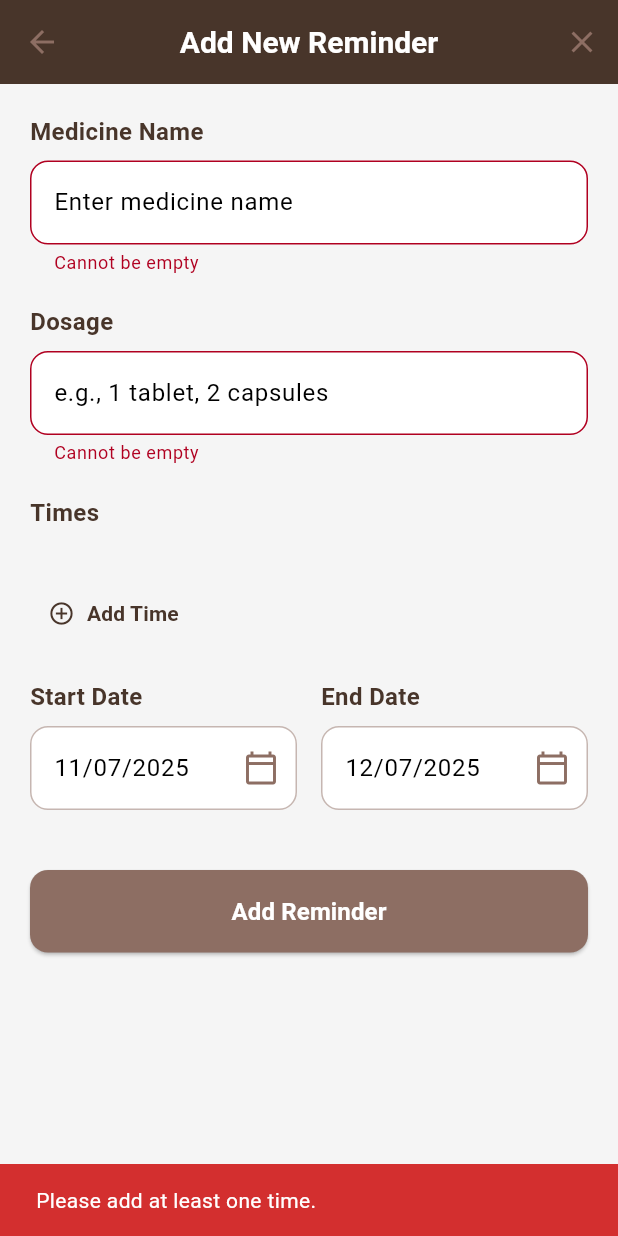
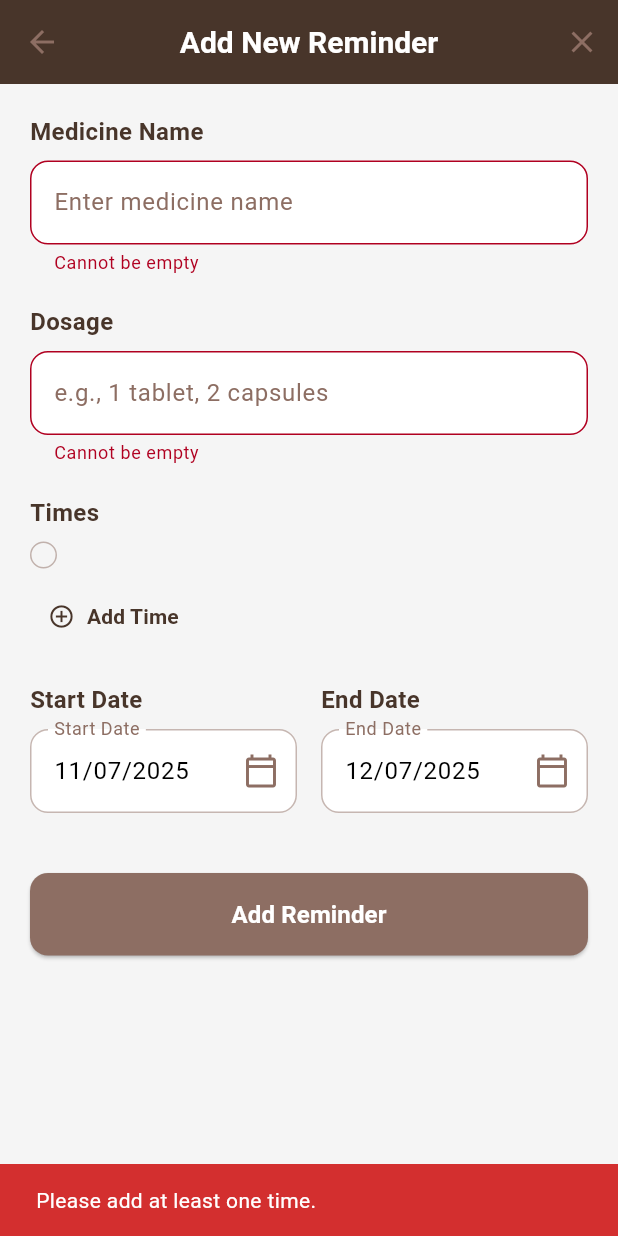
Before and after one commit to yasrab41/elderly_application, a Flutter app: the AddReminderPage screen opened directly, after a tap on "Add Reminder", on a phone screen of 412 x 824 dp. Run offline on Flutter 3.47's test engine with Material 3 defaults, Android fonts, the phone set to English and light mode, and no system bars; our stand-ins replace cloud_firestore, curved_navigation_bar, firebase_auth, firebase_core, flutter_local_notifications, flutter_riverpod and 4 more; accounts and stored records are empty.

Commit message:
Edited button is working perfectly, commiting before resolving Taken medicine problem

```diff
--- a/lib/core/app_theme.dart
+++ b/lib/core/app_theme.dart
@@ -10,7 +10,7 @@ class AppTheme {
     return ThemeData(
       // --- FIX: Explicitly set background colors to white ---
       // This ensures the main screen background (Scaffold) is white
-      scaffoldBackgroundColor: Colors.white,
+      scaffoldBackgroundColor: Color(0xFFF5F5F5),
       // This ensures cards (like your reminder card) and other surfaces are white
       cardColor: Colors.white,
       // This ensures dialogs and modal bottom sheets are white
--- a/lib/features/medicine_reminders/screens/add_reminder_page.dart
+++ b/lib/features/medicine_reminders/screens/add_reminder_page.dart
@@ -2,9 +2,13 @@ import 'package:flutter/material.dart';
 import 'package:flutter_riverpod/flutter_riverpod.dart';
 import 'package:intl/intl.dart';
 import '../services/reminder_state_notifier.dart';
+import '../data/models/medicine_model.dart'; // 1. Import the model
 
 class AddReminderPage extends ConsumerStatefulWidget {
-  const AddReminderPage({super.key});
+  // 2. Add optional reminder field
+  final MedicineReminder? reminderToEdit;
+
+  const AddReminderPage({super.key, this.reminderToEdit});
 
   @override
   ConsumerState<AddReminderPage> createState() => _AddReminderPageState();
@@ -17,14 +21,35 @@ class _AddReminderPageState extends ConsumerState<AddReminderPage> {
 
   DateTime _startDate = DateTime.now();
   DateTime _endDate = DateTime.now().add(const Duration(days: 30));
-  // Stores the times the user picks
-  final List<TimeOfDay> _times = [];
+  List<TimeOfDay> _times = []; // 3. Make this mutable
 
-  // Helper for your brown theme
+  // 4. Check if we are in "Edit Mode"
+  bool get isEditMode => widget.reminderToEdit != null;
+
+  @override
+  void initState() {
+    super.initState();
+    // 5. Pre-fill fields if we are in edit mode
+    if (isEditMode) {
+      final reminder = widget.reminderToEdit!;
+      _nameController.text = reminder.name;
+      _dosageController.text = reminder.dosage;
+      _startDate = reminder.startDate;
+      _endDate = reminder.endDate;
+      // Convert List<String> back to List<TimeOfDay>
+      _times = reminder.times.map((timeStr) {
+        final parts = timeStr.split(':');
+        return TimeOfDay(
+            hour: int.parse(parts[0]), minute: int.parse(parts[1]));
+      }).toList();
+    }
+  }
+
+  // (Helper for input decoration remains the same)
   InputDecoration _inputDecoration(String label) {
     final theme = Theme.of(context);
     return InputDecoration(
-      hintText: label,
+      labelText: label,
       labelStyle: TextStyle(color: theme.colorScheme.secondary),
       filled: true,
       fillColor: Colors.white,
@@ -45,6 +70,7 @@ class _AddReminderPageState extends ConsumerState<AddReminderPage> {
     );
   }
 
+  // (Date/Time selection methods remain the same)
   Future<void> _selectDate(BuildContext context, bool isStartDate) async {
     final DateTime? picked = await showDatePicker(
       context: context,
@@ -56,7 +82,6 @@ class _AddReminderPageState extends ConsumerState<AddReminderPage> {
       setState(() {
         if (isStartDate) {
           _startDate = picked;
-          // Ensure end date is always after start date
           if (_endDate.isBefore(_startDate)) {
             _endDate = _startDate;
           }
@@ -75,13 +100,13 @@ class _AddReminderPageState extends ConsumerState<AddReminderPage> {
     if (picked != null) {
       setState(() {
         _times.add(picked);
-        // Sort times chronologically
         _times.sort(
             (a, b) => (a.hour * 60 + a.minute) - (b.hour * 60 + b.minute));
       });
     }
   }
 
+  // 6. --- SUBMIT METHOD (HEAVILY MODIFIED) ---
   void _submit() {
     if (_formKey.currentState!.validate() && _times.isNotEmpty) {
       // Convert List<TimeOfDay> to List<String> ("HH:mm")
@@ -89,6 +114,20 @@ class _AddReminderPageState extends ConsumerState<AddReminderPage> {
         return '${time.hour.toString().padLeft(2, '0')}:${time.minute.toString().padLeft(2, '0')}';
       }).toList();
 
+      if (isEditMode) {
+        // --- UPDATE LOGIC ---
+        // Create an updated reminder object, keeping the original ID
+        final updatedReminder = widget.reminderToEdit!.copyWith(
+          name: _nameController.text,
+          dosage: _dosageController.text,
+          times: timeStrings,
+          startDate: _startDate,
+          endDate: _endDate,
+        );
+        // Call the new updateReminder method
+        ref.read(remindersProvider.notifier).updateReminder(updatedReminder);
+      } else {
+        // --- ADD LOGIC (Original) ---
         ref.read(remindersProvider.notifier).addReminder(
               name: _nameController.text,
               dosage: _dosageController.text,
@@ -96,9 +135,9 @@ class _AddReminderPageState extends ConsumerState<AddReminderPage> {
               startDate: _startDate,
               endDate: _endDate,
             );
-      Navigator.of(context).pop();
+      }
+      Navigator.of(context).pop(); // Go back after add or update
     } else if (_times.isEmpty) {
-      // Show error if no times are added
       ScaffoldMessenger.of(context).showSnackBar(
         SnackBar(
           content: const Text('Please add at least one time.'),
@@ -118,22 +157,17 @@ class _AddReminderPageState extends ConsumerState<AddReminderPage> {
   @override
   Widget build(BuildContext context) {
     final theme = Theme.of(context);
-    // Use a light background that complements the brown theme
     return Scaffold(
-      backgroundColor: const Color(0xFFF5F5F5),
+      backgroundColor: Theme.of(context).scaffoldBackgroundColor,
       appBar: AppBar(
-        title: const Text(
-          'Add New Reminder',
-          style: TextStyle(color: Colors.white),
-        ),
+        // 7. Update AppBar title
+        title: Text(isEditMode ? 'Edit Reminder' : 'Add New Reminder'),
         backgroundColor: theme.colorScheme.primary,
         elevation: 0,
-        foregroundColor: theme.colorScheme.secondary, // Brown text/icons
+        foregroundColor: theme.colorScheme.secondary,
         actions: [
           IconButton(
-            icon: const Icon(
-              Icons.close,
-            ),
+            icon: const Icon(Icons.close),
             onPressed: () => Navigator.of(context).pop(),
           )
         ],
@@ -145,6 +179,7 @@ class _AddReminderPageState extends ConsumerState<AddReminderPage> {
           child: Column(
             crossAxisAlignment: CrossAxisAlignment.start,
             children: [
+              // (TextFormFields for Name and Dosage remain the same)
               Text('Medicine Name',
                   style: TextStyle(
                       color: theme.colorScheme.primary,
@@ -158,7 +193,6 @@ class _AddReminderPageState extends ConsumerState<AddReminderPage> {
                     (value == null || value.isEmpty) ? 'Cannot be empty' : null,
               ),
               const SizedBox(height: 20),
-
               Text('Dosage',
                   style: TextStyle(
                       color: theme.colorScheme.primary,
@@ -173,21 +207,19 @@ class _AddReminderPageState extends ConsumerState<AddReminderPage> {
               ),
               const SizedBox(height: 20),
 
+              // (Times section remains the same)
               Text('Times',
                   style: TextStyle(
                       color: theme.colorScheme.primary,
                       fontWeight: FontWeight.bold,
                       fontSize: 16)),
               const SizedBox(height: 8),
-
-              // --- List of Times ---
               Container(
                 padding: const EdgeInsets.all(8),
-                // decoration: BoxDecoration(
-                //     color: Colors.white,
-                //     borderRadius: BorderRadius.circular(12),
-                //     border: Border.all(
-                //         color: theme.colorScheme.secondary.withOpacity(0.5))),
+                decoration: BoxDecoration(
+                    borderRadius: BorderRadius.circular(12),
+                    border: Border.all(
+                        color: theme.colorScheme.secondary.withOpacity(0.5))),
                 child: Wrap(
                   spacing: 8.0,
                   runSpacing: 4.0,
@@ -222,7 +254,7 @@ class _AddReminderPageState extends ConsumerState<AddReminderPage> {
               ),
               const SizedBox(height: 20),
 
-              // --- Start & End Dates ---
+              // (Date selection rows remain the same)
               Row(
                 children: [
                   Expanded(
@@ -278,16 +310,16 @@ class _AddReminderPageState extends ConsumerState<AddReminderPage> {
               ElevatedButton(
                 onPressed: _submit,
                 style: ElevatedButton.styleFrom(
-                  backgroundColor:
-                      theme.colorScheme.secondary, // Use your brown theme color
+                  backgroundColor: theme.colorScheme.secondary,
                   foregroundColor: Colors.white,
                   minimumSize: const Size(double.infinity, 50),
                   shape: RoundedRectangleBorder(
                       borderRadius: BorderRadius.circular(12)),
                 ),
-                child: const Text('Add Reminder',
-                    style:
-                        TextStyle(fontSize: 16, fontWeight: FontWeight.bold)),
+                // 8. Update button text
+                child: Text(isEditMode ? 'Update Reminder' : 'Add Reminder',
+                    style: const TextStyle(
+                        fontSize: 16, fontWeight: FontWeight.bold)),
               ),
             ],
           ),
--- a/lib/features/medicine_reminders/screens/reminder_list_page.dart
+++ b/lib/features/medicine_reminders/screens/reminder_list_page.dart
@@ -132,12 +132,12 @@ class ReminderListPage extends ConsumerWidget {
       backgroundColor: Theme.of(context).scaffoldBackgroundColor,
       appBar: AppBar(
         title: const Text('Medicine Reminders'),
-        backgroundColor: Colors.transparent, // Modern UI
+        backgroundColor: primaryColor, // Modern UI
         elevation: 0,
-        foregroundColor: primaryColor, // Brown text/icons
+        foregroundColor: secondaryColor, // Brown text/icons
         actions: [
           IconButton(
-            icon: Icon(Icons.add_circle, color: primaryColor, size: 30),
+            icon: Icon(Icons.add_circle, color: Colors.white, size: 30),
             onPressed: () {
               Navigator.of(context).push(MaterialPageRoute(
                 builder: (context) => const AddReminderPage(),
```
Also changed, not shown: lib/features/medicine_reminders/screens/widgets/all_reminders_card.dart (+20 -1 lines), lib/features/medicine_reminders/services/reminder_state_notifier.dart (+33 -23 lines), 1 other file. Lines whose indentation alone changed are shown as unchanged.
